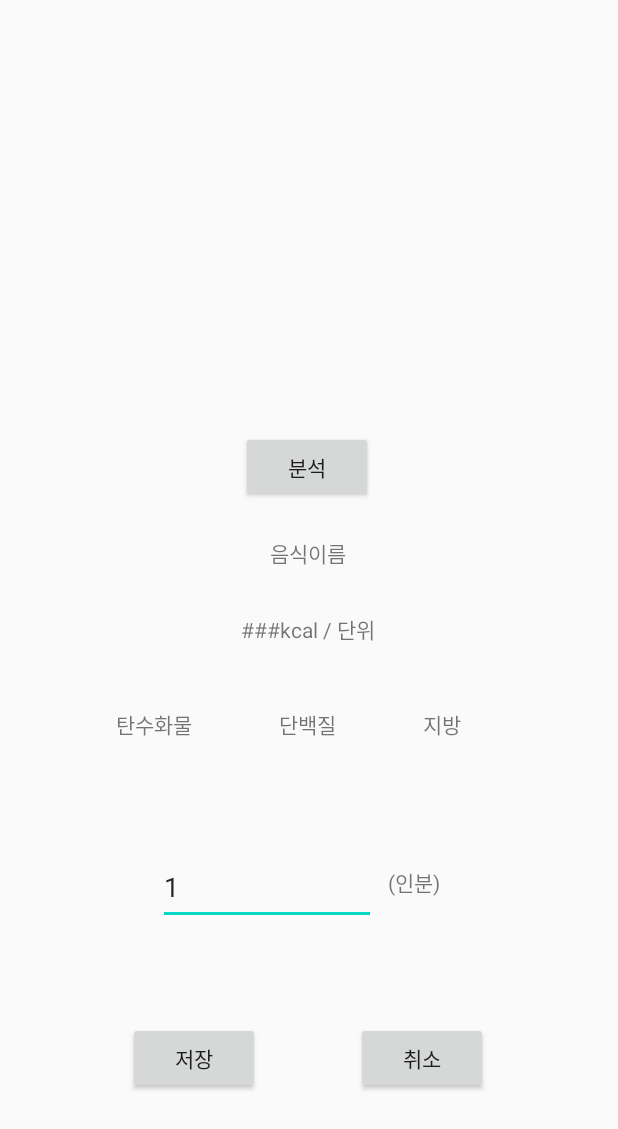
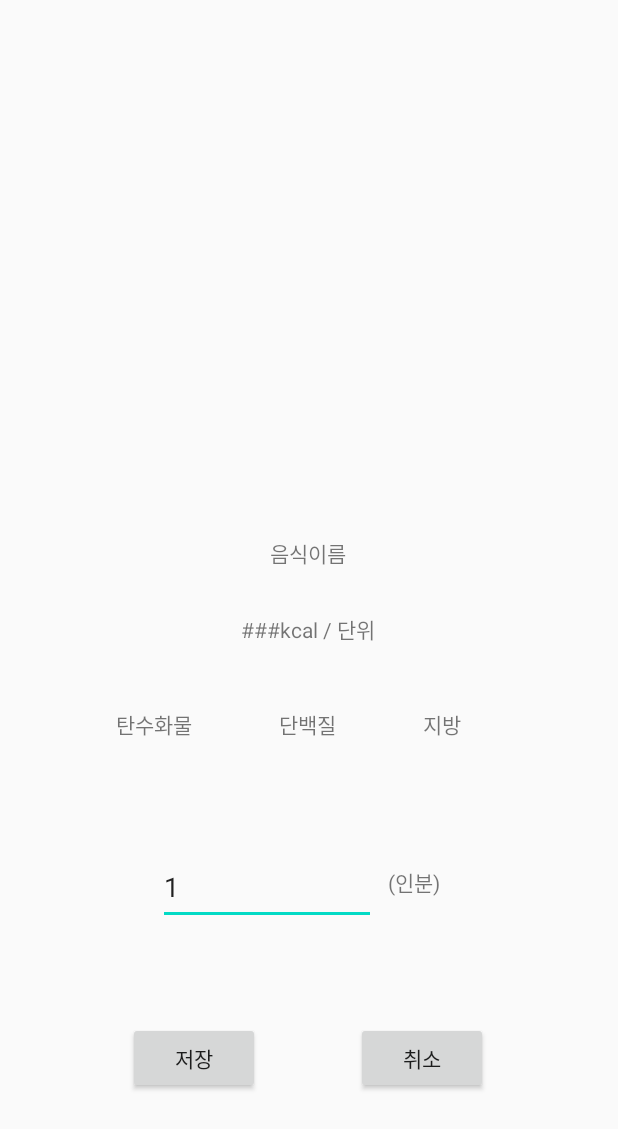
Before and after one commit to SKKU-Foodkcal/Foodkcal-App, an Android app: the Result screen opened directly, with no data from a screen before it, on a phone screen of 412 x 824 dp. Shown: the top 1129 px of the screen. Run offline under Robolectric (Android 15) with nearby library versions, the phone set to English and light mode, and no system bars.

Commit message:
분석하기 버튼 없앰

```diff
--- a/app/src/main/java/com/example/foodkcal_app/Result.java
+++ b/app/src/main/java/com/example/foodkcal_app/Result.java
@@ -4,6 +4,7 @@ import androidx.annotation.RequiresApi;
 import androidx.appcompat.app.AppCompatActivity;
 import androidx.core.content.FileProvider;
 import android.annotation.SuppressLint;
+import android.app.ProgressDialog;
 import android.content.Context;
 import android.content.Intent;
 import android.content.SharedPreferences;
@@ -40,7 +41,7 @@ public class Result extends AppCompatActivity {
     private Context context;
     private String currentPhotoPath;
     private ImageView iv_thumb;
-    private Button btn_anaylze, btn_cancel, btn_save;
+    private Button btn_cancel, btn_save;
     private TextView tv_foodName, tv_foodkcal, tv_foodFat, tv_foodCarb, tv_foodProt;
     private EditText et_amount;
 
@@ -63,7 +64,6 @@ public class Result extends AppCompatActivity {
         tv_foodProt = findViewById(R.id.textView_prot);
         iv_thumb = findViewById(R.id.imageView);
         btn_cancel = findViewById(R.id.btn_cancel);
-        btn_anaylze = findViewById(R.id.analyze);
         btn_save = findViewById(R.id.btn_save);
         et_amount = findViewById(R.id.editText_amount);
 
@@ -74,40 +74,6 @@ public class Result extends AppCompatActivity {
         storageDir = context.getFilesDir();
 
         dispatchTakePictureIntent();
-
-
-        btn_anaylze.setOnClickListener(new View.OnClickListener() {
-            @SuppressLint("StaticFieldLeak")
-            @Override
-            public void onClick(View view) {
-                File file = new File(currentPhotoPath);
-                MultipartBody.Part filePart = MultipartBody.Part.createFormData("images", file.getName(),
-                        RequestBody.create(MediaType.parse("image/*"), file));
-                TestService testService = TestService.retrofit.create(TestService.class);
-                Call<PostResponse> call = testService.postImage(filePart);
-                call.enqueue(new Callback<PostResponse>() {
-                    @Override
-                    public void onResponse(Call<PostResponse> call, Response<PostResponse> response) {
-                        String fat = response.body().getFat();
-                        String carbs = response.body().getCarbs();
-                        String food_Name = response.body().getFood_Name();
-                        String unit = response.body().getUnit();
-                        String calories = response.body().getCalories();
-                        String protein = response.body().getProtein();
-
-                        tv_foodName.setText(food_Name);
-                        tv_foodkcal.setText(calories + ' ' + unit);
-                        tv_foodCarb.setText(carbs);
-                        tv_foodFat.setText(fat);
-                        tv_foodProt.setText(protein);
-                    }
-
-                    @Override
-                    public void onFailure(Call<PostResponse> call, Throwable t) {
-                    }
-                });
-            }
-        });
 
         btn_cancel.setOnClickListener(new View.OnClickListener(){
             @Override
@@ -184,12 +150,45 @@ public class Result extends AppCompatActivity {
     protected void onActivityResult(int requestCode, int resultCode, Intent data) {
         super.onActivityResult(requestCode, resultCode, data);
         if (requestCode == 1 && resultCode == RESULT_OK) {
-            //Log.d(TAG, "onActivityResult: Here1111");
+
             File file = new File(currentPhotoPath);
             BitmapFactory.Options op = new BitmapFactory.Options();
             Bitmap Bm = BitmapFactory.decodeFile(file.getAbsolutePath(), op);
-            //Log.d(TAG, "onActivityResult: Here2222");
+
             iv_thumb.setImageBitmap(Bm);
+
+            final ProgressDialog mProgressDialog = new ProgressDialog(this);
+            mProgressDialog.setIndeterminate(true);
+            mProgressDialog.setMessage("Loading...");
+            mProgressDialog.show();
+
+            MultipartBody.Part filePart = MultipartBody.Part.createFormData("images", file.getName(),
+                    RequestBody.create(MediaType.parse("image/*"), file));
+            TestService testService = TestService.retrofit.create(TestService.class);
+            Call<PostResponse> call = testService.postImage(filePart);
+            call.enqueue(new Callback<PostResponse>() {
+                @Override
+                public void onResponse(Call<PostResponse> call, Response<PostResponse> response) {
+                    String fat = response.body().getFat();
+                    String carbs = response.body().getCarbs();
+                    String food_Name = response.body().getFood_Name();
+                    String unit = response.body().getUnit();
+                    String calories = response.body().getCalories();
+                    String protein = response.body().getProtein();
+
+                    tv_foodName.setText(food_Name);
+                    tv_foodkcal.setText(calories + ' ' + unit);
+                    tv_foodCarb.setText(carbs);
+                    tv_foodFat.setText(fat);
+                    tv_foodProt.setText(protein);
+
+                    mProgressDialog.dismiss();
+                }
+
+                @Override
+                public void onFailure(Call<PostResponse> call, Throwable t) {
+                }
+            });
         }
     }
 }
--- a/app/src/main/res/layout/activity_result.xml
+++ b/app/src/main/res/layout/activity_result.xml
@@ -15,18 +15,6 @@
         app:layout_constraintTop_toTopOf="parent"
         app:layout_constraintVertical_bias="0.056"
         tools:srcCompat="@tools:sample/avatars" />
-
-    <Button
-        android:id="@+id/analyze"
-        android:layout_width="wrap_content"
-        android:layout_height="wrap_content"
-        android:text="분석"
-        app:layout_constraintBottom_toBottomOf="parent"
-        app:layout_constraintEnd_toEndOf="parent"
-        app:layout_constraintHorizontal_bias="0.495"
-        app:layout_constraintStart_toStartOf="parent"
-        app:layout_constraintTop_toTopOf="parent"
-        app:layout_constraintVertical_bias="0.37" />
 
     <TextView
         android:id="@+id/foodName"
```
